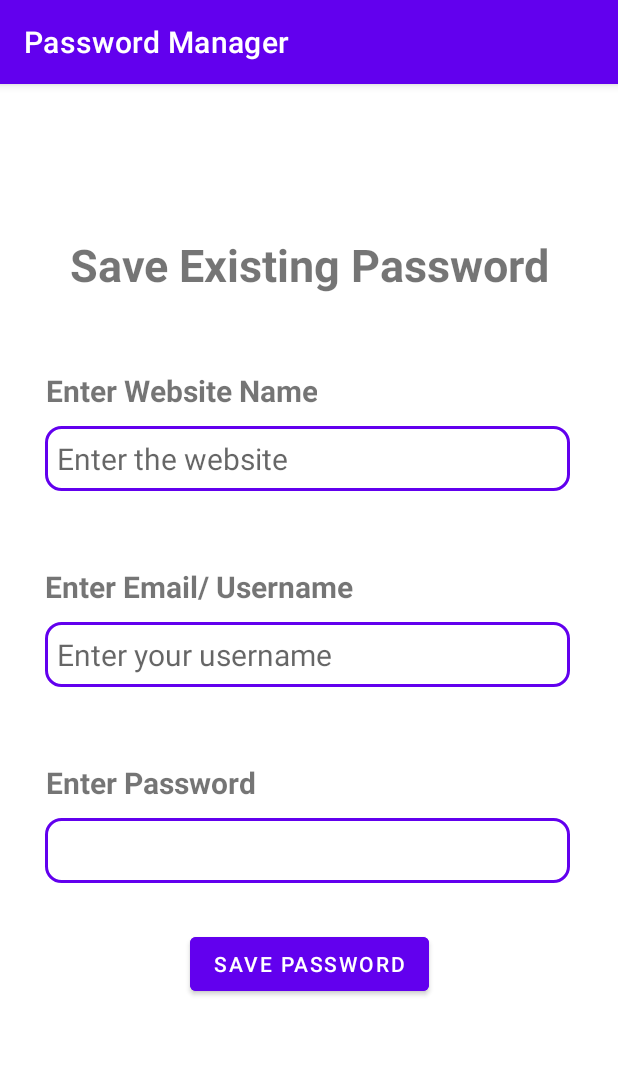
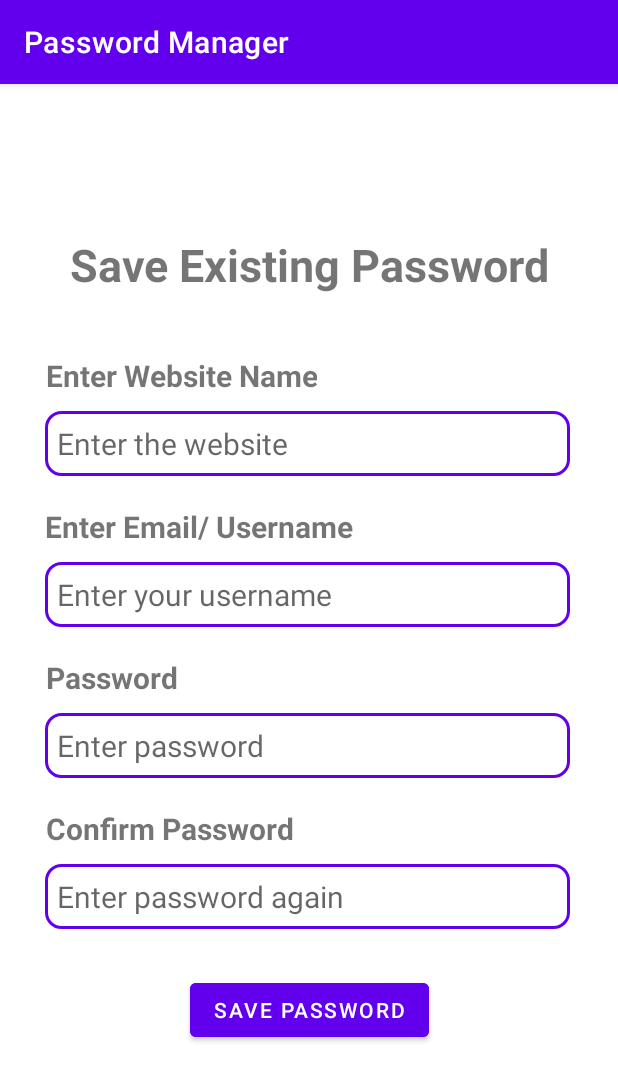
Before and after one commit to pranshu-chandra/Vault-e-PasswordManager, an Android app: the Existing screen opened directly, with no data from a screen before it, on a phone screen of 412 x 824 dp. Shown: the top 1081 px of the screen. Run offline under Robolectric (Android 15) with nearby library versions, the phone set to English and light mode, and no system bars; our stand-ins replace Room's generated code; libraries missing offline, so code that uses them is left out: com.scottyab.aescrypt.

Commit message:
Confirm password and empty fields done

```diff
--- a/app/src/main/res/layout/activity_existing.xml
+++ b/app/src/main/res/layout/activity_existing.xml
@@ -30,7 +30,7 @@
         app:layout_constraintLeft_toLeftOf="parent"
         android:textStyle="bold"
         android:layout_marginLeft="30dp"
-        android:paddingTop="50dp"
+        android:paddingTop="40dp"
         tools:layout_editor_absoluteX="185dp"
         tools:layout_editor_absoluteY="124dp" />
 
@@ -59,7 +59,7 @@
         app:layout_constraintLeft_toLeftOf="parent"
         android:textStyle="bold"
         android:layout_marginLeft="30dp"
-        android:paddingTop="50dp"
+        android:paddingTop="20dp"
         tools:layout_editor_absoluteX="185dp"
         tools:layout_editor_absoluteY="124dp" />
 
@@ -81,14 +81,14 @@
         android:id="@+id/Password"
         android:layout_width="wrap_content"
         android:layout_height="wrap_content"
-        android:text="Enter Password"
+        android:text="Password"
         android:textAlignment="center"
         android:textSize="20sp"
         app:layout_constraintTop_toBottomOf="@id/editTextUsername"
         app:layout_constraintLeft_toLeftOf="parent"
         android:textStyle="bold"
         android:layout_marginLeft="30dp"
-        android:paddingTop="50dp"
+        android:paddingTop="20dp"
         tools:layout_editor_absoluteX="185dp"
         tools:layout_editor_absoluteY="124dp" />
 
@@ -101,15 +101,45 @@
         android:textSize="20sp"
         android:background="@drawable/button_outline_edittext"
         android:padding="8dp"
+        android:hint="Enter password"
         app:layout_constraintLeft_toLeftOf="parent"
         android:layout_marginLeft="30dp"
         android:layout_marginTop="10dp"
         app:layout_constraintTop_toBottomOf="@id/Password" />
+    <TextView
+        android:id="@+id/PasswordConfirm"
+        android:layout_width="wrap_content"
+        android:layout_height="wrap_content"
+        android:text="Confirm Password"
+        android:textAlignment="center"
+        android:textSize="20sp"
+        app:layout_constraintTop_toBottomOf="@id/editTextPassword"
+        app:layout_constraintLeft_toLeftOf="parent"
+        android:textStyle="bold"
+        android:layout_marginLeft="30dp"
+        android:paddingTop="20dp"
+        tools:layout_editor_absoluteX="185dp"
+        tools:layout_editor_absoluteY="124dp" />
+
+    <EditText
+        android:id="@+id/editTextPasswordConfirm"
+        android:layout_width="wrap_content"
+        android:layout_height="wrap_content"
+        android:ems="15"
+        android:inputType="textPassword"
+        android:textSize="20sp"
+        android:background="@drawable/button_outline_edittext"
+        android:padding="8dp"
+        android:hint="Enter password again"
+        app:layout_constraintLeft_toLeftOf="parent"
+        android:layout_marginLeft="30dp"
+        android:layout_marginTop="10dp"
+        app:layout_constraintTop_toBottomOf="@id/PasswordConfirm" />
     <Button
         android:layout_width="wrap_content"
         android:layout_height="wrap_content"
         android:id="@+id/GetPassword"
-        app:layout_constraintTop_toBottomOf="@id/editTextPassword"
+        app:layout_constraintTop_toBottomOf="@id/editTextPasswordConfirm"
         app:layout_constraintLeft_toLeftOf="parent"
         app:layout_constraintRight_toRightOf="parent"
         android:layout_marginTop="30dp"
--- a/app/src/main/res/layout/activity_forgot_password.xml
+++ b/app/src/main/res/layout/activity_forgot_password.xml
@@ -26,7 +26,7 @@
         android:layout_height="wrap_content"
         android:layout_marginStart="30dp"
         android:padding="8dp"
-        android:background="@drawable/button_outline_3"
+        android:background="@drawable/button_outline"
         android:ems="15"
         android:hint="Answer the Security Question"
         android:inputType="textPassword"
@@ -43,7 +43,7 @@
         android:layout_height="50dp"
 
         app:layout_constraintTop_toTopOf="parent"
-        android:background="@drawable/button_outline_3"
+        android:background="@drawable/button_outline"
 
         android:layout_marginStart="30dp"
         android:layout_marginTop="100dp"
```
Also changed, not shown: app/src/main/java/com/example/passwordmanager/DeleteAccount.kt (+8 -0 lines), app/src/main/java/com/example/passwordmanager/Existing.kt (+21 -1 lines), app/src/main/java/com/example/passwordmanager/Generate.kt (+8 -2 lines), app/src/main/java/com/example/passwordmanager/GetPassword.kt (+8 -1 lines), app/src/main/res/drawable/button_outline.xml (renamed from app/src/main/res/drawable/button_outline_3.xml).
